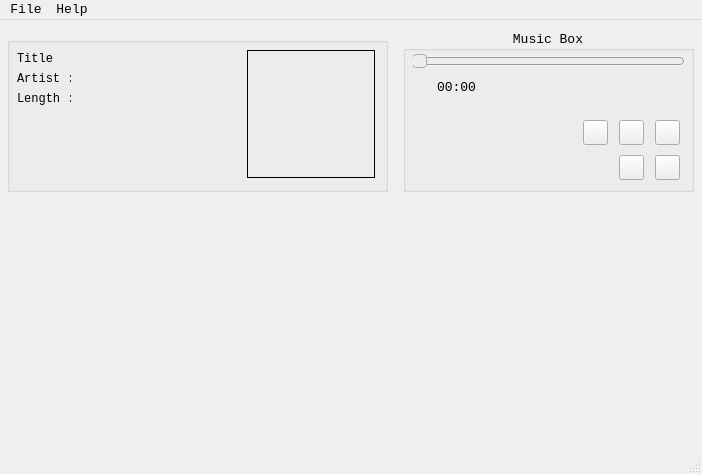
The window that mainwindow.ui (DAgostinateur/HQMediaPlayer) describes before a commit, drawn with Qt 5.
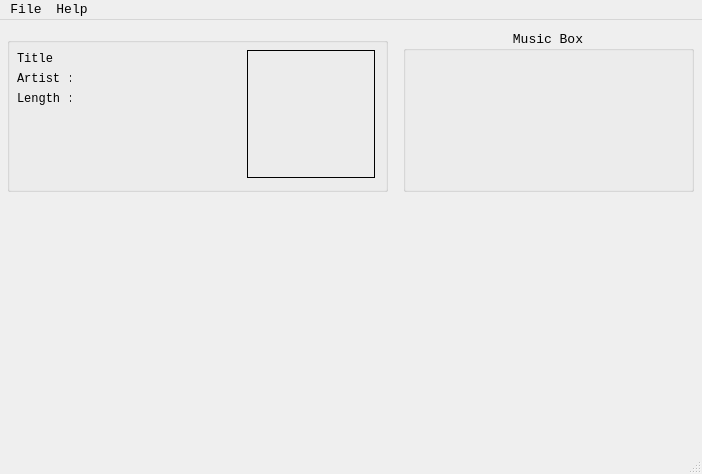
The same window after the commit. Icons and pictures are not drawn.

```diff
--- a/mainwindow.ui
+++ b/mainwindow.ui
@@ -51,242 +51,6 @@
     <property name="alignment">
      <set>Qt::AlignCenter</set>
     </property>
-    <widget class="QPushButton" name="play_button">
-     <property name="geometry">
-      <rect>
-       <x>216</x>
-       <y>90</y>
-       <width>25</width>
-       <height>25</height>
-      </rect>
-     </property>
-     <property name="font">
-      <font>
-       <pointsize>8</pointsize>
-      </font>
-     </property>
-     <property name="toolTip">
-      <string>Play</string>
-     </property>
-     <property name="icon">
-      <iconset>
-       <normaloff>images/play.png</normaloff>images/play.png</iconset>
-     </property>
-     <property name="iconSize">
-      <size>
-       <width>25</width>
-       <height>25</height>
-      </size>
-     </property>
-    </widget>
-    <widget class="QPushButton" name="mute_button">
-     <property name="geometry">
-      <rect>
-       <x>180</x>
-       <y>90</y>
-       <width>25</width>
-       <height>25</height>
-      </rect>
-     </property>
-     <property name="font">
-      <font>
-       <pointsize>8</pointsize>
-      </font>
-     </property>
-     <property name="toolTip">
-      <string>Mute</string>
-     </property>
-     <property name="icon">
-      <iconset>
-       <normaloff>images/vol_less33.png</normaloff>images/vol_less33.png</iconset>
-     </property>
-     <property name="iconSize">
-      <size>
-       <width>25</width>
-       <height>25</height>
-      </size>
-     </property>
-    </widget>
-    <widget class="QPushButton" name="pause_button">
-     <property name="geometry">
-      <rect>
-       <x>252</x>
-       <y>90</y>
-       <width>25</width>
-       <height>25</height>
-      </rect>
-     </property>
-     <property name="font">
-      <font>
-       <pointsize>8</pointsize>
-      </font>
-     </property>
-     <property name="toolTip">
-      <string>Pause</string>
-     </property>
-     <property name="icon">
-      <iconset>
-       <normaloff>images/pause.png</normaloff>images/pause.png</iconset>
-     </property>
-     <property name="iconSize">
-      <size>
-       <width>25</width>
-       <height>25</height>
-      </size>
-     </property>
-    </widget>
-    <widget class="QPushButton" name="repeat_button">
-     <property name="geometry">
-      <rect>
-       <x>216</x>
-       <y>125</y>
-       <width>25</width>
-       <height>25</height>
-      </rect>
-     </property>
-     <property name="font">
-      <font>
-       <pointsize>8</pointsize>
-      </font>
-     </property>
-     <property name="toolTip">
-      <string>Repeat</string>
-     </property>
-     <property name="icon">
-      <iconset>
-       <normaloff>images/repeat.png</normaloff>images/repeat.png</iconset>
-     </property>
-     <property name="iconSize">
-      <size>
-       <width>25</width>
-       <height>25</height>
-      </size>
-     </property>
-    </widget>
-    <widget class="QPushButton" name="stop_button">
-     <property name="geometry">
-      <rect>
-       <x>252</x>
-       <y>125</y>
-       <width>25</width>
-       <height>25</height>
-      </rect>
-     </property>
-     <property name="font">
-      <font>
-       <pointsize>8</pointsize>
-      </font>
-     </property>
-     <property name="toolTip">
-      <string>Stopped</string>
-     </property>
-     <property name="icon">
-      <iconset>
-       <normaloff>images/stopped.png</normaloff>images/stopped.png</iconset>
-     </property>
-     <property name="iconSize">
-      <size>
-       <width>25</width>
-       <height>25</height>
-      </size>
-     </property>
-    </widget>
-    <widget class="QSlider" name="duration_slider">
-     <property name="enabled">
-      <bool>false</bool>
-     </property>
-     <property name="geometry">
-      <rect>
-       <x>10</x>
-       <y>20</y>
-       <width>271</width>
-       <height>22</height>
-      </rect>
-     </property>
-     <property name="toolTip">
-      <string>Seek</string>
-     </property>
-     <property name="styleSheet">
-      <string notr="true">QSlider::groove:horizontal {
-border: -1px solid #BBB;
-background: #FFF;
-height: 10px;
-border-radius: 4px;
-}
-
-QSlider::sub-page:horizontal {
-background: qlineargradient(x1: 0, y1: 0,    x2: 0, y2: 1,
-    stop: 0 #66e, stop: 1 #bbf);
-background: qlineargradient(x1: 0, y1: 0.2, x2: 1, y2: 1,
-    stop: 0 #bbf, stop: 1 #55f);
-border: 1px solid #777;
-height: 10px;
-border-radius: 4px;
-}
-
-QSlider::add-page:horizontal {
-background: #fff;
-border: 1px solid #777;
-height: 10px;
-border-radius: 4px;
-}
-
-QSlider::handle:horizontal {
-background: qlineargradient(x1:0, y1:0, x2:1, y2:1,
-stop:0 #eee, stop:1 #ccc);
-border: 1px solid #777;
-width: 13px;
-margin-top: -2px;
-margin-bottom: -2px;
-border-radius: 4px;
-}
-
-QSlider::handle:horizontal:hover {
-background: qlineargradient(x1:0, y1:0, x2:1, y2:1,
-    stop:0 #fff, stop:1 #ddd);
-border: 1px solid #444;
-border-radius: 4px;
-}
-
-QSlider::sub-page:horizontal:disabled {
-background: #bbb;
-border-color: #999;
-}
-
-QSlider::add-page:horizontal:disabled {
-background: #eee;
-border-color: #999;
-}
-
-QSlider::handle:horizontal:disabled {
-background: #eee;
-border: 1px solid #aaa;
-border-radius: 4px;
-}</string>
-     </property>
-     <property name="maximum">
-      <number>271</number>
-     </property>
-     <property name="orientation">
-      <enum>Qt::Horizontal</enum>
-     </property>
-    </widget>
-    <widget class="QLabel" name="music_position_label">
-     <property name="geometry">
-      <rect>
-       <x>10</x>
-       <y>50</y>
-       <width>63</width>
-       <height>15</height>
-      </rect>
-     </property>
-     <property name="text">
-      <string>00:00</string>
-     </property>
-     <property name="alignment">
-      <set>Qt::AlignRight|Qt::AlignTrailing|Qt::AlignVCenter</set>
-     </property>
-    </widget>
    </widget>
    <widget class="QGroupBox" name="music_info_box">
     <property name="geometry">
```
